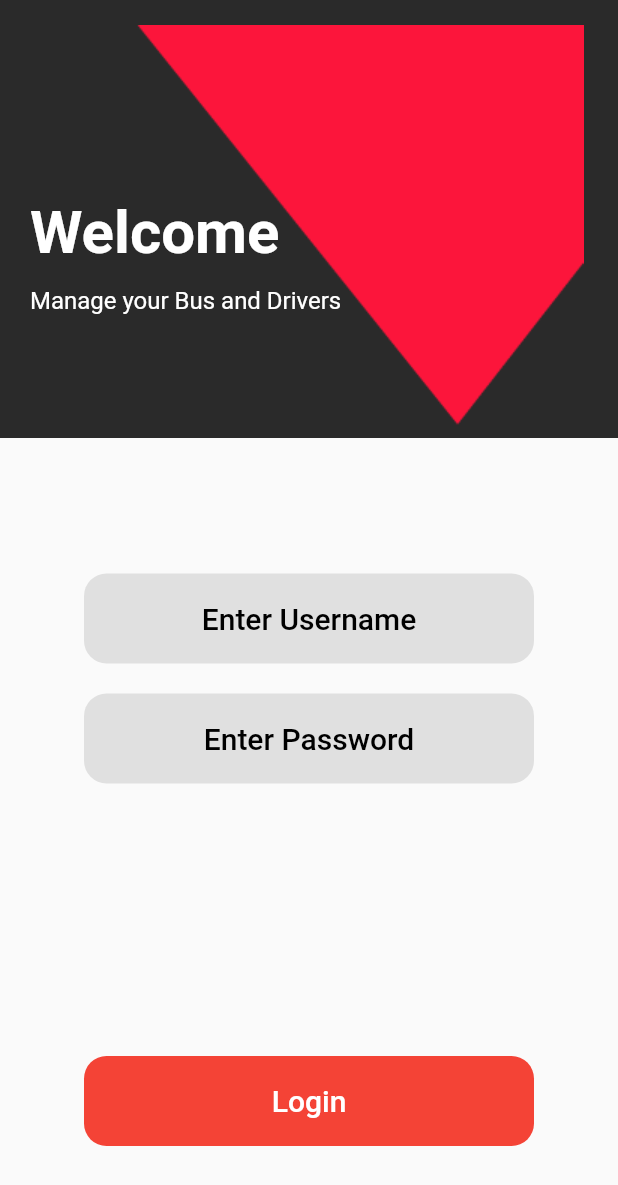
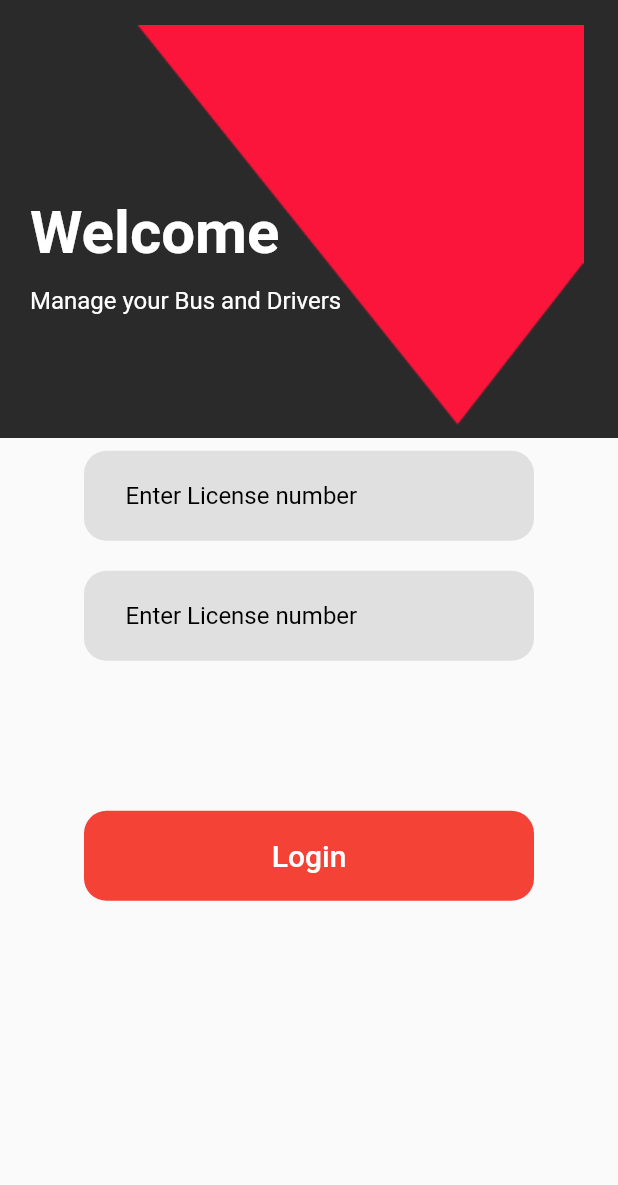
Before and after one commit to Diljithhh/bussystem, a Flutter app: the screen it shows after launch, after a tap on "Get Started", on a phone screen of 412 x 824 dp. Shown: the top 1185 px of the screen. Run offline on Flutter 3.47's test engine with Material 2 defaults, Android fonts, the phone set to English and light mode, and no system bars; missing offline and left inert: dart:ffi; network calls fail.

Commit message:
login_dynamic

```diff
--- a/lib/Providers/BusListProvider.dart
+++ b/lib/Providers/BusListProvider.dart
@@ -19,7 +19,6 @@ class BusListProvider extends ChangeNotifier {
   List<BusList>? buslist = [];
   BuslistServiceStatus buslistServiceStatus = BuslistServiceStatus.idleState;
   Future BuslistService() async {
-    await LoginServiceProvider.instance.login();
     await LoginServiceProvider.instance.refreshTokencall();
 
     final url_id1 = LoginServiceProvider.instance.urlId;
--- a/lib/Providers/LoginServiceProvider.dart
+++ b/lib/Providers/LoginServiceProvider.dart
@@ -24,10 +24,10 @@ class LoginServiceProvider extends ChangeNotifier {
   LoginServiceProvider();
   Loginstatus loginstatus = Loginstatus.notLogined;
 
-  Future login() async {
+  Future login({required String username,required String password}) async {
     loginstatus = Loginstatus.inProgress;
     final Url = BaseUrl + logInApi;
-    final body = {"username": "admin_user", "password": "123admin789"};
+    final body = {"username": username, "password": password};
     http.Response response = await http.post(Uri.parse(Url), body: body);
     if (response.statusCode == 200) {
       try {
--- a/lib/UI/WelcomeScreen.dart
+++ b/lib/UI/WelcomeScreen.dart
@@ -14,10 +14,14 @@ class WelcomeScreen extends StatefulWidget {
 }
 
 class _WelcomeScreenState extends State<WelcomeScreen> {
+  TextEditingController usernametextEditingController = TextEditingController();
+  TextEditingController passwordtextEditingController = TextEditingController();
+
   @override
   Widget build(BuildContext context) {
     return Scaffold(
-        body: Container(
+        body: SingleChildScrollView(
+      child: Container(
         child: Column(
           mainAxisAlignment: MainAxisAlignment.spaceBetween,
           children: [
@@ -71,24 +75,36 @@ class _WelcomeScreenState extends State<WelcomeScreen> {
               child: Column(
                 mainAxisAlignment: MainAxisAlignment.start,
                 children: [
-                CustomTextButton(
-                  buttonText: 'Enter Username',
+                  Container(
+                    decoration: BoxDecoration(
+                        color: Colors.grey.shade300,
+                        borderRadius: BorderRadius.circular(15)),
                     width: 300,
                     height: 60,
-                  backgroundColor: Colors.grey.shade300,
-                  buttonTextColor: Colors.black,
-                  onPressed: () {},
+                    child: Center(
+                      child: TextField(
+                          controller: usernametextEditingController,
+                          decoration: const InputDecoration.collapsed(
+                              hintStyle: TextStyle(color: Colors.black),
+                              hintText: '       Enter License number')),
+                    ),
                   ),
                   const SizedBox(
                     height: 20,
                   ),
-                CustomTextButton(
-                  buttonText: 'Enter Password',
+                  Container(
+                    decoration: BoxDecoration(
+                        color: Colors.grey.shade300,
+                        borderRadius: BorderRadius.circular(15)),
                     width: 300,
                     height: 60,
-                  backgroundColor: Colors.grey.shade300,
-                  buttonTextColor: Colors.black,
-                  onPressed: () {},
+                    child: Center(
+                      child: TextField(
+                          controller: passwordtextEditingController,
+                          decoration: const InputDecoration.collapsed(
+                              hintStyle: TextStyle(color: Colors.black),
+                              hintText: '       Enter License number')),
+                    ),
                   ),
                 ],
               ),
@@ -106,7 +122,9 @@ class _WelcomeScreenState extends State<WelcomeScreen> {
                         builder: (context) => HomeScreenUi(),
                       ));
 
-                await LoginServiceProvider.instance.login();
+                  await LoginServiceProvider.instance.login(
+                      username: usernametextEditingController.text,
+                      password: passwordtextEditingController.text);
                   await BusListProvider.instance.BuslistService();
                   await BusListProvider.instance.getSeatdetailslocal();
                 },
@@ -116,6 +134,7 @@ class _WelcomeScreenState extends State<WelcomeScreen> {
             )
           ],
         ),
+      ),
     ));
   }
 }
```
Lines whose indentation alone changed are shown as unchanged.
